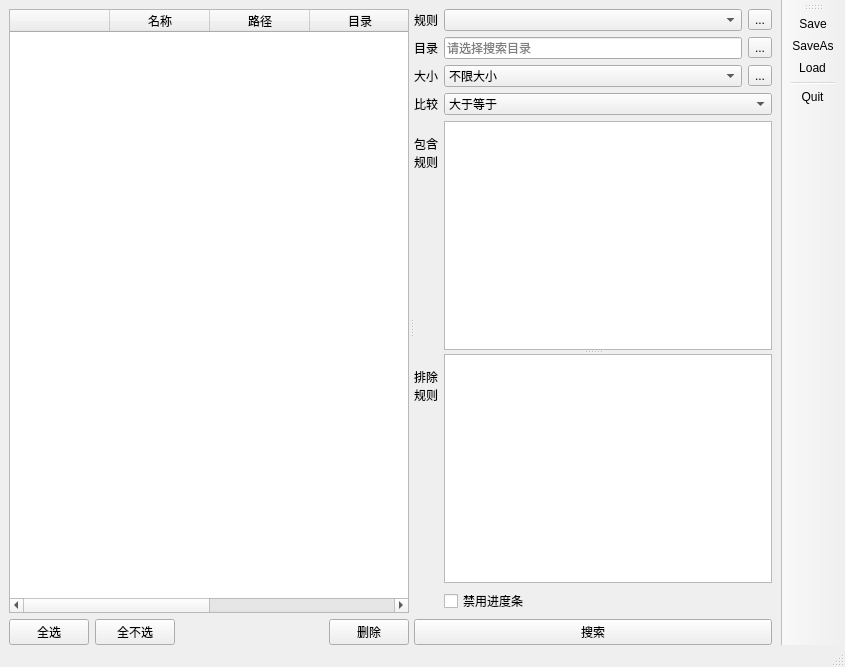
Qt form ui/main_table_widget.ui (shampoo6/TooMuchLeft) before a commit.
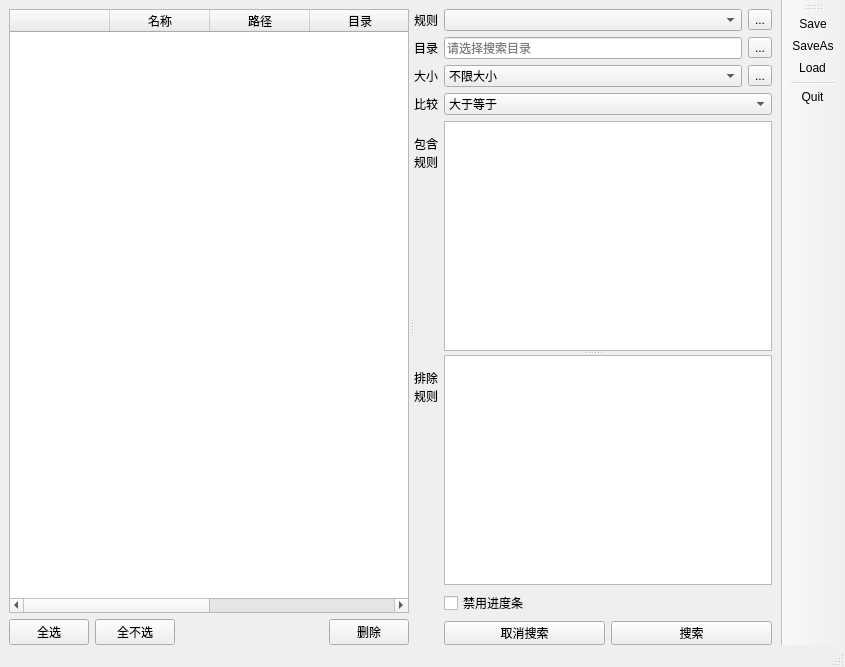
The same form after that commit. Icons and pictures are not drawn. Custom widgets are drawn as their Qt base class.

Commit message: 添加取消搜索按钮，修改布局

What changed in the file:
```diff
--- a/ui/main_table_widget.ui
+++ b/ui/main_table_widget.ui
@@ -193,6 +193,18 @@
         <bool>true</bool>
        </property>
        <layout class="QFormLayout" name="formLayout_3">
+        <property name="leftMargin">
+         <number>0</number>
+        </property>
+        <property name="topMargin">
+         <number>0</number>
+        </property>
+        <property name="rightMargin">
+         <number>0</number>
+        </property>
+        <property name="bottomMargin">
+         <number>0</number>
+        </property>
         <item row="0" column="0">
          <layout class="QHBoxLayout" name="horizontalLayout_6">
           <item>
@@ -475,10 +487,78 @@
           </property>
          </widget>
         </item>
-        <item row="6" column="0" colspan="2">
-         <layout class="QHBoxLayout" name="horizontalLayout_5">
+        <item row="6" column="1">
+         <widget class="QWidget" name="widget_2" native="true">
+          <property name="sizePolicy">
+           <sizepolicy hsizetype="Preferred" vsizetype="Fixed">
+            <horstretch>0</horstretch>
+            <verstretch>0</verstretch>
+           </sizepolicy>
+          </property>
+          <property name="minimumSize">
+           <size>
+            <width>0</width>
+            <height>24</height>
+           </size>
+          </property>
+          <property name="maximumSize">
+           <size>
+            <width>16777215</width>
+            <height>24</height>
+           </size>
+          </property>
+          <layout class="QHBoxLayout" name="horizontalLayout_3">
+           <property name="leftMargin">
+            <number>0</number>
+           </property>
+           <property name="topMargin">
+            <number>0</number>
+           </property>
+           <property name="rightMargin">
+            <number>0</number>
+           </property>
+           <property name="bottomMargin">
+            <number>0</number>
+           </property>
+           <item>
+            <widget class="QPushButton" name="cancelButton">
+             <property name="minimumSize">
+              <size>
+               <width>0</width>
+               <height>24</height>
+              </size>
+             </property>
+             <property name="maximumSize">
+              <size>
+               <width>16777215</width>
+               <height>24</height>
+              </size>
+             </property>
+             <property name="toolTip">
+              <string>取消搜索</string>
+             </property>
+             <property name="statusTip">
+              <string>取消搜索</string>
+             </property>
+             <property name="text">
+              <string>取消搜索</string>
+             </property>
+            </widget>
+           </item>
           <item>
            <widget class="QPushButton" name="searchButton">
+             <property name="minimumSize">
+              <size>
+               <width>0</width>
+               <height>24</height>
+              </size>
+             </property>
+             <property name="maximumSize">
+              <size>
+               <width>16777215</width>
+               <height>24</height>
+              </size>
+             </property>
             <property name="toolTip">
              <string>搜索符合规则和文件大小的文件(Ctrl+Enter)</string>
             </property>
@@ -491,6 +571,7 @@
            </widget>
           </item>
          </layout>
+         </widget>
         </item>
        </layout>
       </widget>
```
Lines whose indentation alone changed are shown as unchanged. The commit also changes 5 other files.
